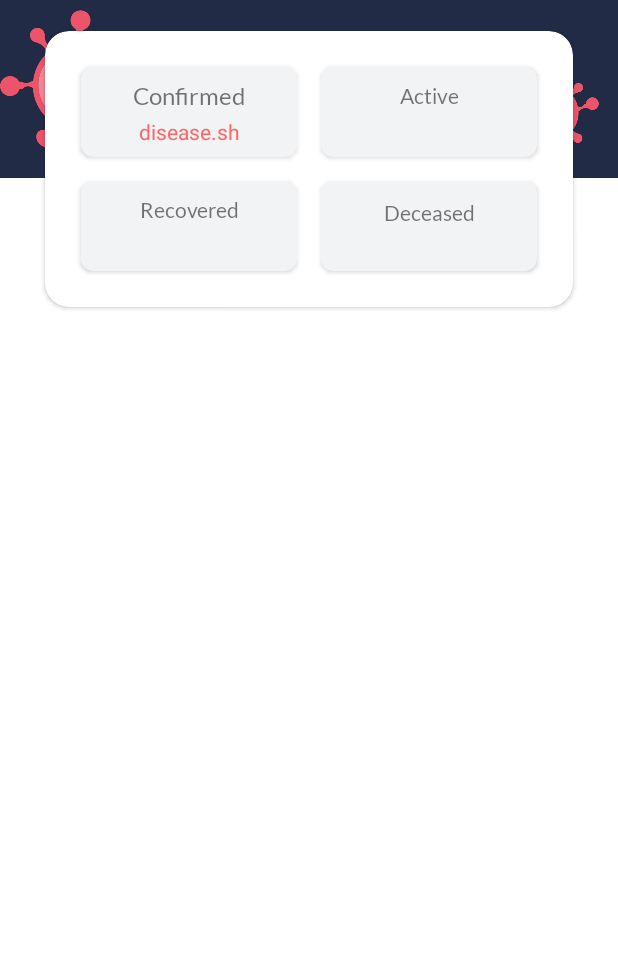
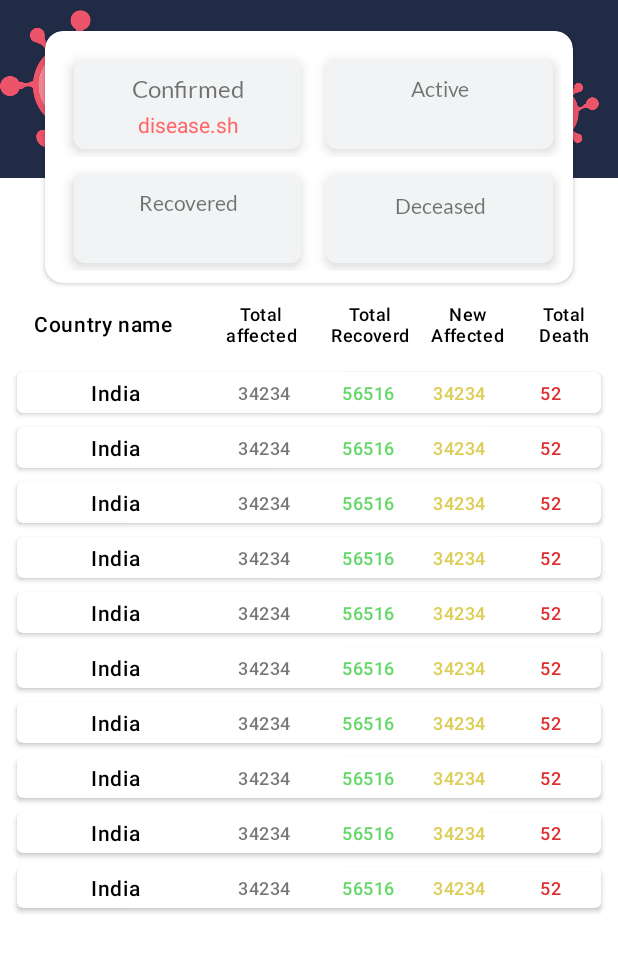
Before and after one commit to SunnyTamang/CovidTracker, an Android app: the screen it shows after launch (HomeActivity), on a phone screen of 412 x 824 dp, the part 149-1122 px from its top. Run offline under Robolectric (Android 15) with nearby library versions, the phone set to English and light mode, and no system bars; libraries missing offline, so code that uses them is left out: com.ismaeldivita.chipnavigation; plain views replace ChipNavigationBar; Roboto replaces fonts that are not available here; 3 statements that could not run were skipped.

Commit message:
home_page table commit

```diff
--- /dev/null
+++ b/app/src/main/java/com/example/covidtracker/Adapter/WorldListAdapter.java
@@ -0,0 +1,74 @@
+package com.example.covidtracker.Adapter;
+
+import android.app.Activity;
+import android.view.LayoutInflater;
+import android.view.View;
+import android.view.ViewGroup;
+import android.widget.TextView;
+
+import androidx.annotation.NonNull;
+import androidx.recyclerview.widget.RecyclerView;
+
+import com.example.covidtracker.Madal.WorldListModal;
+import com.example.covidtracker.R;
+
+import java.util.List;
+
+public class WorldListAdapter extends RecyclerView.Adapter<WorldListAdapter.ViewHolder> {
+    List<WorldListModal> worldListModalList;
+    Activity context;
+
+    public WorldListAdapter(List<WorldListModal> worldListModalList, Activity context) {
+        this.worldListModalList = worldListModalList;
+        this.context = context;
+    }
+
+    @NonNull
+    @Override
+    public ViewHolder onCreateViewHolder(@NonNull ViewGroup parent, int viewType) {
+        View view = LayoutInflater.from(parent.getContext()).inflate(R.layout.covid_result_table_items,parent,false);
+        return new ViewHolder(view);
+    }
+
+    @Override
+    public void onBindViewHolder(@NonNull ViewHolder holder, int position) {
+        String Name = worldListModalList.get(position).getCountryName();
+        String T_Affected = worldListModalList.get(position).getTotalAffected();
+        String Recovered = worldListModalList.get(position).getTotalRecovered();
+        String N_Affected = worldListModalList.get(position).getNewAffected();
+        String Death = worldListModalList.get(position).getTotalDeath();
+
+        holder.bind(Name,T_Affected,Recovered,N_Affected,Death);
+
+    }
+
+    @Override
+    public int getItemCount() {
+        return worldListModalList.size();
+    }
+
+    public class ViewHolder extends RecyclerView.ViewHolder {
+        private TextView countryName;
+        private TextView totalAffected;
+        private TextView totalRecovered;
+        private TextView newAffected;
+        private TextView totalDeath;
+
+        public ViewHolder(@NonNull View itemView) {
+            super(itemView);
+            countryName = itemView.findViewById(R.id.country_name);
+            totalAffected = itemView.findViewById(R.id.total_affected);
+            totalRecovered = itemView.findViewById(R.id.total_recovered);
+            newAffected = itemView.findViewById(R.id.new_affected);
+            totalDeath = itemView.findViewById(R.id.total_deaths);
+        }
+
+        private void bind(final String CountryName,final String TotalAffected,final String TotalRecovered,final String NewAffected,final String TotalDeath){
+            countryName.setText(CountryName);
+            totalAffected.setText(TotalAffected);
+            totalRecovered.setText(TotalRecovered);
+            newAffected.setText(NewAffected);
+            totalDeath.setText(TotalDeath);
+        }
+    }
+}
--- a/app/src/main/java/com/example/covidtracker/FirstFrag.java
+++ b/app/src/main/java/com/example/covidtracker/FirstFrag.java
@@ -1,10 +1,14 @@
 package com.example.covidtracker;
 
+import android.app.Activity;
 import android.os.Bundle;
 
+import androidx.annotation.Nullable;
 import androidx.fragment.app.Fragment;
 import androidx.navigation.NavController;
 import androidx.navigation.fragment.NavHostFragment;
+import androidx.recyclerview.widget.LinearLayoutManager;
+import androidx.recyclerview.widget.RecyclerView;
 
 import android.util.Log;
 import android.view.LayoutInflater;
@@ -16,12 +20,17 @@ import android.widget.Spinner;
 import android.widget.TextView;
 import android.widget.Toast;
 
+import com.example.covidtracker.Adapter.WorldListAdapter;
+import com.example.covidtracker.Madal.WorldListModal;
+
 import org.w3c.dom.Text;
 
 import java.text.DateFormat;
 import java.text.SimpleDateFormat;
+import java.util.ArrayList;
 import java.util.Calendar;
 import java.util.Date;
+import java.util.List;
 import java.util.Locale;
 import java.util.Objects;
 
@@ -44,12 +53,34 @@ public class FirstFrag extends Fragment {
     private TextView active_count;
     private TextView deceased_count;
     private TextView recovered_count;
+    RecyclerView world_list_rv;
+    List<WorldListModal> worldListModalList = new ArrayList<>();
+    Activity context;
+
+    @Override
+    public void onCreate(@Nullable Bundle savedInstanceState) {
+        super.onCreate(savedInstanceState);
+        WorldListModal modalCurrentItem = new WorldListModal();
+        modalCurrentItem.setCountryName("India");
+        modalCurrentItem.setNewAffected("34234");
+        modalCurrentItem.setTotalAffected("34234");
+        modalCurrentItem.setTotalDeath("52");
+        modalCurrentItem.setTotalRecovered("56516");
+        for (int i = 0; i<10;i++){
+            worldListModalList.add(modalCurrentItem);
+        }
+    }
 
     @Override
     public View onCreateView(LayoutInflater inflater, ViewGroup container,
                              Bundle savedInstanceState) {
 
         view = inflater.inflate(R.layout.fragment_splash_test,container,false);
+        world_list_rv = view.findViewById(R.id.world_list_rv);
+        WorldListAdapter adapter = new WorldListAdapter(worldListModalList,context);
+        LinearLayoutManager manager = new LinearLayoutManager(getContext(),LinearLayoutManager.VERTICAL,false);
+        world_list_rv.setLayoutManager(manager);
+        world_list_rv.setAdapter(adapter);
 
 
 //        NavHostFragment navHostFragment = (NavHostFragment) requireActivity().getSupportFragmentManager().findFragmentById(R.id.fragment_container);
--- /dev/null
+++ b/app/src/main/java/com/example/covidtracker/Madal/WorldListModal.java
@@ -0,0 +1,59 @@
+package com.example.covidtracker.Madal;
+
+public class WorldListModal {
+    private String countryName;
+    private String totalAffected;
+    private String totalRecovered;
+    private String newAffected;
+    private String totalDeath;
+    public WorldListModal() {
+    }
+
+    public WorldListModal(String countryName, String totalAffected, String totalRecovered, String newAffected, String totalDeath) {
+        this.countryName = countryName;
+        this.totalAffected = totalAffected;
+        this.totalRecovered = totalRecovered;
+        this.newAffected = newAffected;
+        this.totalDeath = totalDeath;
+    }
+
+    public String getCountryName() {
+        return countryName;
+    }
+
+    public void setCountryName(String countryName) {
+        this.countryName = countryName;
+    }
+
+    public String getTotalAffected() {
+        return totalAffected;
+    }
+
+    public void setTotalAffected(String totalAffected) {
+        this.totalAffected = totalAffected;
+    }
+
+    public String getTotalRecovered() {
+        return totalRecovered;
+    }
+
+    public void setTotalRecovered(String totalRecovered) {
+        this.totalRecovered = totalRecovered;
+    }
+
+    public String getNewAffected() {
+        return newAffected;
+    }
+
+    public void setNewAffected(String newAffected) {
+        this.newAffected = newAffected;
+    }
+
+    public String getTotalDeath() {
+        return totalDeath;
+    }
+
+    public void setTotalDeath(String totalDeath) {
+        this.totalDeath = totalDeath;
+    }
+}
--- a/app/src/main/res/layout/covid_result_table_items.xml
+++ b/app/src/main/res/layout/covid_result_table_items.xml
@@ -2,6 +2,7 @@
 <androidx.cardview.widget.CardView xmlns:android="http://schemas.android.com/apk/res/android"
     android:layout_width="match_parent"
     android:layout_height="wrap_content"
+    app:cardCornerRadius="4dp"
     app:cardUseCompatPadding="true"
     xmlns:app="http://schemas.android.com/apk/res-auto">
 
@@ -35,7 +36,7 @@
             android:layout_weight="1"
             android:text="3697501"
             android:textSize="12sp"
-            android:gravity="end"
+            android:gravity="center"
             android:letterSpacing="0.03"
             android:fontFamily="sans-serif-medium"
             android:id="@+id/total_affected"/>
@@ -45,7 +46,7 @@
             android:layout_weight="1.05"
             android:text="416531"
             android:textSize="12sp"
-            android:gravity="end"
+            android:gravity="center"
             android:textColor="#66D86A"
             android:fontFamily="sans-serif-medium"
             android:letterSpacing="0.03"
@@ -57,7 +58,7 @@
             android:text="3215"
             android:fontFamily="sans-serif-medium"
             android:textSize="12sp"
-            android:gravity="end"
+            android:gravity="center"
             android:textColor="#DCCE59"
             android:letterSpacing="0.03"
             android:id="@+id/new_affected"/>
@@ -69,7 +70,7 @@
             android:textColor="#DF2F2F"
             android:fontFamily="sans-serif-medium"
             android:letterSpacing="0.03"
-            android:gravity="end"
+            android:gravity="center"
             android:textSize="12sp"
             android:id="@+id/total_deaths"/>
 
--- a/app/src/main/res/layout/fragment_splash_test.xml
+++ b/app/src/main/res/layout/fragment_splash_test.xml
@@ -93,9 +93,10 @@
 
 
     <androidx.cardview.widget.CardView
+        android:id="@+id/cardView"
         android:layout_width="match_parent"
         android:layout_height="wrap_content"
-        app:cardCornerRadius="16dp"
+        app:cardCornerRadius="12dp"
         android:layout_marginTop="120dp"
         android:layout_marginRight="30dp"
         android:layout_marginLeft="30dp"
@@ -103,7 +104,7 @@
         <LinearLayout
             android:layout_width="match_parent"
             android:layout_height="wrap_content"
-            android:layout_margin="12dp"
+            android:layout_margin="4dp"
             android:padding="4dp"
             android:orientation="vertical"
 
@@ -121,6 +122,9 @@
                     app:cardCornerRadius="8dp"
                     android:layout_weight="1"
                     android:elevation="3dp"
+                    android:translationY="3dp"
+                    android:translationZ="3dp"
+                    android:translationX="3dp"
                     android:layout_margin="8dp"
 
                     >
@@ -166,7 +170,10 @@
                     android:layout_height="wrap_content"
                     android:layout_weight="1"
                     app:cardCornerRadius="8dp"
-                    android:elevation="10dp"
+                    android:elevation="3dp"
+                    android:translationY="3dp"
+                    android:translationZ="3dp"
+                    android:translationX="3dp"
                     android:layout_margin="8dp"
                     app:cardBackgroundColor="#f2f3f4"
                     >
@@ -220,8 +227,11 @@
                     android:layout_width="match_parent"
                     android:layout_height="wrap_content"
                     android:layout_weight="1"
-                    android:elevation="10dp"
                     android:layout_margin="8dp"
+                    android:elevation="3dp"
+                    android:translationY="3dp"
+                    android:translationZ="3dp"
+                    android:translationX="3dp"
                     app:cardBackgroundColor="#f2f3f4"
                     app:cardCornerRadius="8dp">
 
@@ -266,7 +276,10 @@
                     android:layout_height="wrap_content"
                     android:layout_weight="1"
                     app:cardCornerRadius="8dp"
-                    android:elevation="10dp"
+                    android:elevation="3dp"
+                    android:translationY="3dp"
+                    android:translationZ="3dp"
+                    android:translationX="3dp"
                     android:layout_margin="8dp"
                     app:cardBackgroundColor="#f2f3f4"
                     >
@@ -314,6 +327,88 @@
         </LinearLayout>
 
     </androidx.cardview.widget.CardView>
+    <LinearLayout
+        android:id="@+id/linearLayout"
+        android:layout_width="match_parent"
+        android:layout_height="wrap_content"
+        android:layout_below="@+id/cardView"
+        android:weightSum="5"
+        android:gravity="center"
+        android:layout_marginTop="12dp"
+        android:layout_marginBottom="4dp"
+        android:layout_marginLeft="4dp"
+        android:layout_marginRight="4dp"
+        android:orientation="horizontal">
+        <TextView
+            android:layout_width="match_parent"
+            android:layout_height="wrap_content"
+            android:layout_weight="0.85"
+            android:text="Country name"
+            android:textSize="14sp"
+            android:textColor="#000"
+            android:fontFamily="sans-serif-medium"
+            android:gravity="center"
+
+            android:letterSpacing="0.03"
+            android:id="@+id/country_name"/>
+        <TextView
+            android:layout_width="match_parent"
+            android:layout_height="wrap_content"
+            android:layout_weight="1"
+            android:text="Total  affected"
+            android:textSize="12sp"
+            android:gravity="center"
+            android:textColor="#000"
+            android:fontFamily="sans-serif-medium"
+            android:letterSpacing="0.03"
+            android:id="@+id/total_affected"/>
+        <TextView
+            android:layout_width="match_parent"
+            android:layout_height="wrap_content"
+            android:layout_weight="1.05"
+            android:text="Total Recoverd"
+            android:textSize="12sp"
+            android:gravity="center"
+            android:textColor="#000"
+            android:fontFamily="sans-serif-medium"
+            android:letterSpacing="0.03"
+            android:id="@+id/total_recovered"/>
+
+        <TextView
+            android:id="@+id/new_affected"
+            android:layout_width="match_parent"
+            android:layout_height="wrap_content"
+            android:layout_weight="1.05"
+            android:fontFamily="sans-serif-medium"
+            android:gravity="center"
+            android:letterSpacing="0.03"
+            android:text="New Affected"
+            android:textColor="#000"
+            android:textSize="12sp" />
+        <TextView
+            android:layout_width="match_parent"
+            android:layout_height="wrap_content"
+            android:layout_weight="1.05"
+            android:text="Total Death"
+            android:textColor="#000"
+            android:fontFamily="sans-serif-medium"
+            android:letterSpacing="0.03"
+            android:gravity="center"
+            android:textSize="12sp"
+            android:id="@+id/total_deaths"/>
+
+
+    </LinearLayout>
+    <androidx.recyclerview.widget.RecyclerView
+        android:id="@+id/world_list_rv"
+        android:layout_width="match_parent"
+        android:layout_height="wrap_content"
+        android:scrollbars="none"
+        android:layout_below="@+id/linearLayout"
+        android:layout_marginTop="8dp"
+        android:layout_marginRight="8dp"
+        android:layout_marginLeft="8dp"
+        />
 
 
 </RelativeLayout>
```
